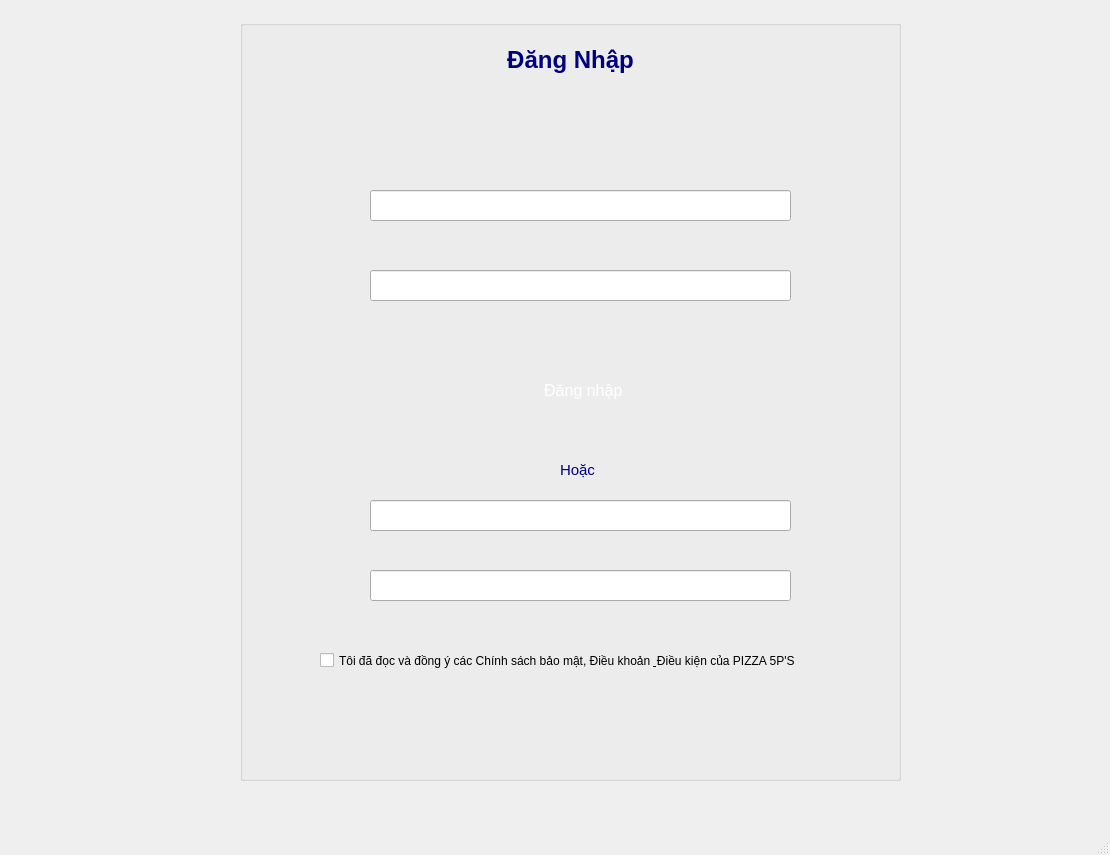
Minhtri-hub/ktlt_final, file UILogin/Login.ui: the form before one commit.
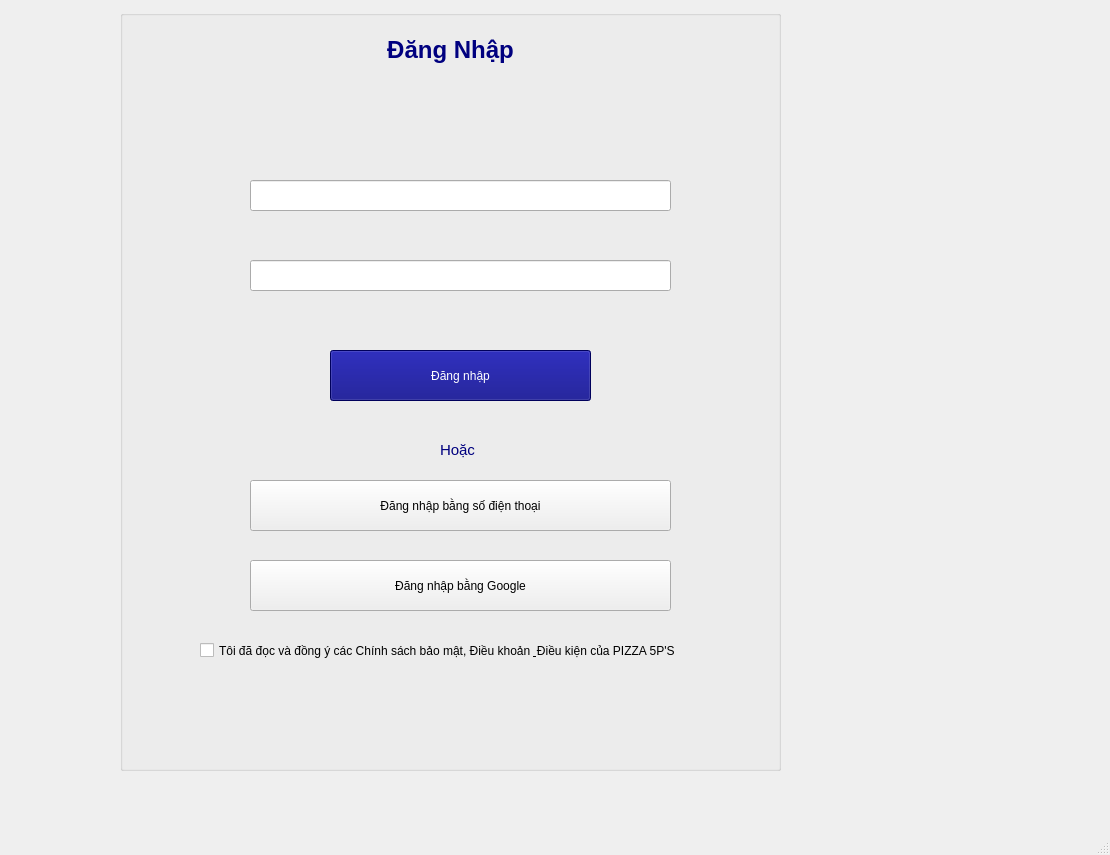
The form after the commit. Icons and pictures are not drawn.

Commit message: Login Giao diện

```diff
--- a/UILogin/Login.ui
+++ b/UILogin/Login.ui
@@ -17,8 +17,8 @@
    <widget class="QGroupBox" name="groupBox">
     <property name="geometry">
      <rect>
-      <x>240</x>
-      <y>20</y>
+      <x>120</x>
+      <y>10</y>
       <width>661</width>
       <height>761</height>
      </rect>
@@ -58,34 +58,15 @@
        <height>31</height>
       </rect>
      </property>
-    </widget>
-    <widget class="QLabel" name="label_2">
-     <property name="geometry">
-      <rect>
-       <x>190</x>
-       <y>350</y>
-       <width>311</width>
-       <height>41</height>
-      </rect>
-     </property>
-     <property name="styleSheet">
-      <string notr="true">background-color: rgb(0, 0, 127);
-QLabel {
-    border-radius: 50px; /* Bo góc tròn */
-    border: 2px solid black; /* Viền */
-    background-color: lightblue; /* Màu nền */
-}
-</string>
-     </property>
-     <property name="text">
-      <string>&lt;html&gt;&lt;head/&gt;&lt;body&gt;&lt;p align=&quot;center&quot;&gt;&lt;span style=&quot; font-size:12pt; color:#ffffff;&quot;&gt;Đăng nhập &lt;/span&gt;&lt;/p&gt;&lt;/body&gt;&lt;/html&gt;</string>
+     <property name="accessibleDescription">
+      <string>&lt;html&gt;&lt;head/&gt;&lt;body&gt;&lt;p&gt;&lt;span style=&quot; color:#888888;&quot;&gt;* Mật Khẩu&lt;/span&gt;&lt;/p&gt;&lt;/body&gt;&lt;/html&gt;</string>
      </property>
     </widget>
     <widget class="QLabel" name="label_3">
      <property name="geometry">
       <rect>
        <x>320</x>
-       <y>430</y>
+       <y>420</y>
        <width>101</width>
        <height>41</height>
       </rect>
@@ -110,26 +91,6 @@
       <string/>
      </property>
     </widget>
-    <widget class="QLineEdit" name="lineEdit_3">
-     <property name="geometry">
-      <rect>
-       <x>130</x>
-       <y>480</y>
-       <width>421</width>
-       <height>31</height>
-      </rect>
-     </property>
-    </widget>
-    <widget class="QLineEdit" name="lineEdit_4">
-     <property name="geometry">
-      <rect>
-       <x>130</x>
-       <y>550</y>
-       <width>421</width>
-       <height>31</height>
-      </rect>
-     </property>
-    </widget>
     <widget class="QCheckBox" name="checkBox">
      <property name="geometry">
       <rect>
@@ -143,6 +104,54 @@
       <string>Tôi đã đọc và đồng ý các Chính sách bảo mật, Điều khoản &amp; Điều kiện của PIZZA 5P'S</string>
      </property>
     </widget>
+    <widget class="QPushButton" name="pushButtonPhone">
+     <property name="geometry">
+      <rect>
+       <x>130</x>
+       <y>470</y>
+       <width>421</width>
+       <height>51</height>
+      </rect>
+     </property>
+     <property name="text">
+      <string>Đăng nhập bằng số điện thoại</string>
+     </property>
+    </widget>
+    <widget class="QPushButton" name="pushButton_Google">
+     <property name="geometry">
+      <rect>
+       <x>130</x>
+       <y>550</y>
+       <width>421</width>
+       <height>51</height>
+      </rect>
+     </property>
+     <property name="text">
+      <string>Đăng nhập bằng Google</string>
+     </property>
+     <property name="icon">
+      <iconset>
+       <normaloff>C:/Users/HUYNHNHI/Downloads/2993685_brand_brands_google_logo_logos_icon.png</normaloff>C:/Users/HUYNHNHI/Downloads/2993685_brand_brands_google_logo_logos_icon.png</iconset>
+     </property>
+    </widget>
+    <widget class="QPushButton" name="pushButton_Login">
+     <property name="geometry">
+      <rect>
+       <x>210</x>
+       <y>340</y>
+       <width>261</width>
+       <height>51</height>
+      </rect>
+     </property>
+     <property name="styleSheet">
+      <string notr="true">background-color: rgb(0, 0, 127);
+font: 75 14pt &quot;MS Shell Dlg 2&quot;;
+color: rgb(255, 255, 255);</string>
+     </property>
+     <property name="text">
+      <string>Đăng nhập</string>
+     </property>
+    </widget>
    </widget>
   </widget>
   <widget class="QMenuBar" name="menubar">
```
Left out of the diff: 16 changed lines with no effect on the pictures. The commit also changes 1 other file.
